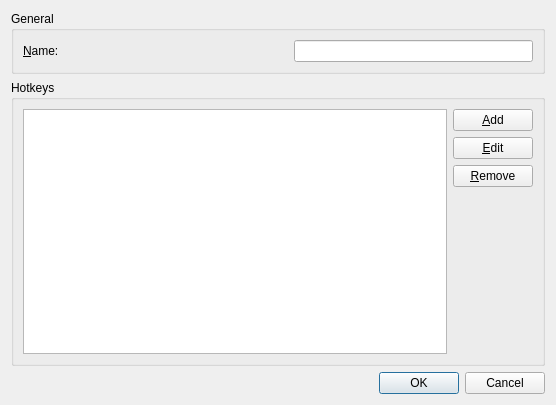
This is src/grauchy/src/grauchy/packagedialog.ui in Slesa/Trinity as Qt 5 draws it before an edit. The edited form follows.
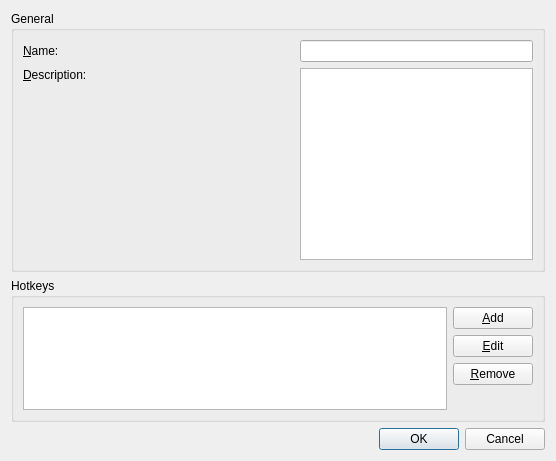
This is the edited form. Icons and pictures are not drawn.

What changed in the file:
```diff
--- a/src/grauchy/src/grauchy/packagedialog.ui
+++ b/src/grauchy/src/grauchy/packagedialog.ui
@@ -7,7 +7,7 @@
     <x>0</x>
     <y>0</y>
     <width>556</width>
-    <height>405</height>
+    <height>461</height>
    </rect>
   </property>
   <property name="windowTitle">
@@ -30,7 +30,7 @@
         </property>
        </widget>
       </item>
-      <item row="0" column="1">
+      <item row="0" column="1" colspan="2">
        <spacer name="horizontalSpacer">
         <property name="orientation">
          <enum>Qt::Horizontal</enum>
@@ -46,9 +46,48 @@
         </property>
        </spacer>
       </item>
-      <item row="0" column="2">
+      <item row="0" column="3">
        <widget class="QLineEdit" name="lineName"/>
       </item>
+      <item row="1" column="0" colspan="2">
+       <widget class="QLabel" name="labelDescr">
+        <property name="text">
+         <string>&amp;Description:</string>
+        </property>
+        <property name="alignment">
+         <set>Qt::AlignLeading|Qt::AlignLeft|Qt::AlignTop</set>
+        </property>
+        <property name="buddy">
+         <cstring>textDescr</cstring>
+        </property>
+       </widget>
+      </item>
+      <item row="1" column="2">
+       <spacer name="horizontalSpacer_2">
+        <property name="orientation">
+         <enum>Qt::Horizontal</enum>
+        </property>
+        <property name="sizeType">
+         <enum>QSizePolicy::Minimum</enum>
+        </property>
+        <property name="sizeHint" stdset="0">
+         <size>
+          <width>108</width>
+          <height>20</height>
+         </size>
+        </property>
+       </spacer>
+      </item>
+      <item row="1" column="3">
+       <widget class="QPlainTextEdit" name="textDescr">
+        <property name="sizePolicy">
+         <sizepolicy hsizetype="Expanding" vsizetype="Minimum">
+          <horstretch>0</horstretch>
+          <verstretch>0</verstretch>
+         </sizepolicy>
+        </property>
+       </widget>
+      </item>
      </layout>
     </widget>
    </item>
```
Left out of the diff: 4 changed lines with no effect on the pictures.
